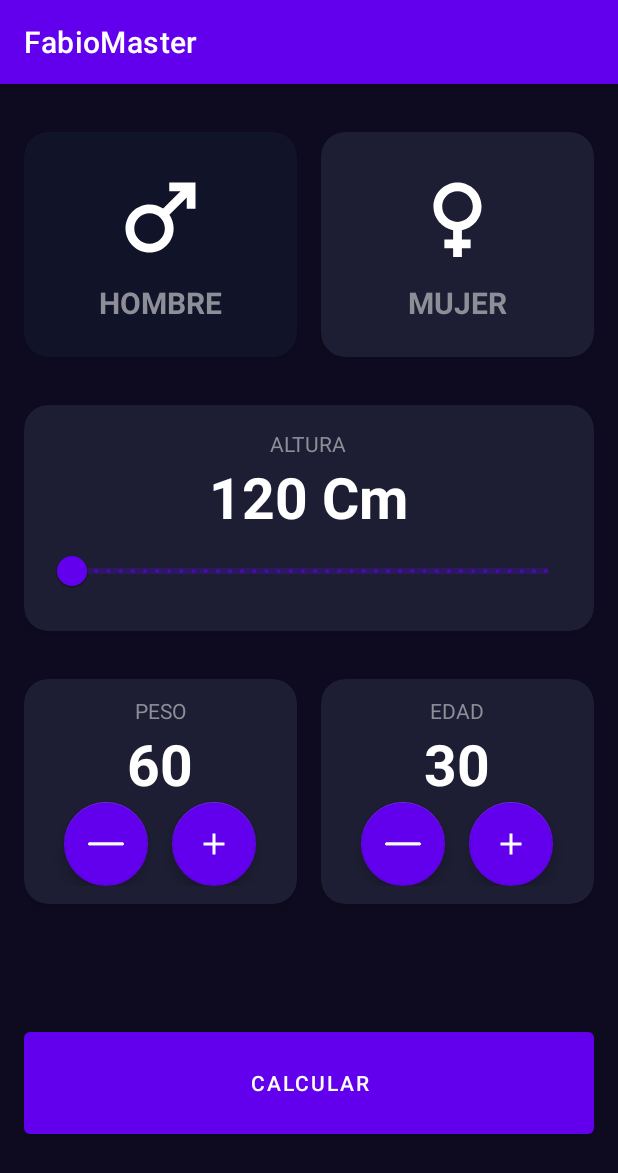
After one commit to FabioMuriel/MiFirstApp, an Android app: the imcCalculatorActivity screen opened directly, with no data from a screen before it, on a phone screen of 412 x 824 dp. The commit adds this screen. Shown: the top 1173 px of the screen. Run offline under Robolectric (Android 15) with nearby library versions, the phone set to English and light mode, and no system bars.

Commit message:
Avances Imc Ap p 80%

```diff
--- a/app/src/main/AndroidManifest.xml
+++ b/app/src/main/AndroidManifest.xml
@@ -13,6 +13,9 @@
         android:theme="@style/Theme.FabioMaster"
         tools:targetApi="31">
         <activity
+            android:name=".imccalculator.imcCalculatorActivity"
+            android:exported="false" />
+        <activity
             android:name=".MenuActivity"
             android:exported="true">
             <intent-filter>
@@ -26,8 +29,7 @@
             android:exported="false" />
         <activity
             android:name=".firstapp.FisrtAppActivity"
-            android:exported="true">
-        </activity>
+            android:exported="true"></activity>
     </application>
 
 </manifest>
--- a/app/src/main/java/com/example/fabiomaster/MenuActivity.kt
+++ b/app/src/main/java/com/example/fabiomaster/MenuActivity.kt
@@ -5,14 +5,22 @@ import android.os.Bundle
 import android.widget.Button
 import androidx.appcompat.app.AppCompatActivity
 import com.example.fabiomaster.firstapp.FisrtAppActivity
+import com.example.fabiomaster.imccalculator.imcCalculatorActivity
 
 class MenuActivity : AppCompatActivity() {
     override fun onCreate(savedInstanceState: Bundle?) {
         super.onCreate(savedInstanceState)
         setContentView(R.layout.activity_menu)
         val btnSaluApp = findViewById<Button>(R.id.btnSaluApp)
+        val btnImcApp = findViewById<Button>(R.id.btnImcApp)
 
         btnSaluApp.setOnClickListener { navigateToSaludaApp() }
+        btnImcApp.setOnClickListener { navigateTobtnImcApp() }
+    }
+
+    private fun navigateTobtnImcApp() {
+        val intent = Intent(this, imcCalculatorActivity::class.java)
+        startActivity(intent)
     }
 
     private fun navigateToSaludaApp() {
--- /dev/null
+++ b/app/src/main/java/com/example/fabiomaster/imccalculator/imcCalculatorActivity.kt
@@ -0,0 +1,131 @@
+package com.example.fabiomaster.imccalculator
+
+import android.os.Bundle
+import android.widget.Button
+import android.widget.TextView
+import androidx.appcompat.app.AppCompatActivity
+import androidx.cardview.widget.CardView
+import androidx.core.content.ContextCompat
+import com.example.fabiomaster.R
+import com.google.android.material.floatingactionbutton.FloatingActionButton
+import com.google.android.material.slider.RangeSlider
+import java.text.DecimalFormat
+
+class imcCalculatorActivity : AppCompatActivity() {
+
+    private var isMaleSelected: Boolean = true;
+    private var isFemaleSelected: Boolean = false;
+    private var currentWeight: Int = 60;
+    private var currentAge: Int = 30;
+
+    private lateinit var viewMale: CardView;
+    private lateinit var viewFemale: CardView;
+    private lateinit var tvHeight: TextView;
+    private lateinit var rsHeight: RangeSlider;
+    private lateinit var btnSubtractWeight: FloatingActionButton;
+    private lateinit var btnPlusWeight: FloatingActionButton;
+    private lateinit var tvWeight: TextView;
+    private lateinit var btnSubtractAge: FloatingActionButton;
+    private lateinit var btnPlusAge: FloatingActionButton;
+    private lateinit var tvAge: TextView;
+    private lateinit var btnCalculate: Button;
+
+    override fun onCreate(savedInstanceState: Bundle?) {
+        super.onCreate(savedInstanceState)
+        setContentView(R.layout.activity_imc_calculator)
+        initComponent()
+        initListeners()
+        initUi()
+    }
+
+    private fun initComponent() {
+        viewMale = findViewById(R.id.viewMale);
+        viewFemale = findViewById(R.id.viewFemale);
+        tvHeight = findViewById(R.id.tvHeight);
+        rsHeight = findViewById(R.id.rsHeight);
+        btnSubtractWeight = findViewById(R.id.btnSubtractWeight)
+        btnPlusWeight = findViewById(R.id.btnPlusWeight)
+        tvWeight = findViewById(R.id.tvWeight)
+        btnSubtractAge = findViewById(R.id.btnSubtractAge)
+        btnPlusAge = findViewById(R.id.btnPlusAge)
+        tvAge = findViewById(R.id.tvAge)
+        btnCalculate = findViewById(R.id.btnCalculate);
+    }
+
+    private fun initListeners() {
+        viewMale.setOnClickListener {
+            if (!isMaleSelected) {
+                changeGender()
+                setGenderColor()
+            }
+        }
+        viewFemale.setOnClickListener {
+            if (!isFemaleSelected) {
+                changeGender()
+                setGenderColor()
+            }
+        }
+
+        rsHeight.addOnChangeListener { _, value, fromUser ->
+            val df = DecimalFormat("#.##")
+            val result = df.format(value)
+            tvHeight.text = "$result Cm";
+        }
+
+        btnPlusWeight.setOnClickListener {
+            currentWeight++
+            setWeight()
+        }
+        btnSubtractWeight.setOnClickListener {
+            currentWeight--
+            setWeight()
+        }
+
+        btnPlusAge.setOnClickListener {
+            currentAge++
+            setAge()
+        }
+        btnSubtractAge.setOnClickListener {
+            currentAge--
+            setAge()
+        }
+
+        btnCalculate.setOnClickListener {  }
+    }
+
+    private fun setAge() {
+        tvAge.text = currentAge.toString()
+    }
+
+    private fun setWeight() {
+        tvWeight.text = currentWeight.toString()
+    }
+
+    private fun changeGender() {
+        isMaleSelected = !isMaleSelected;
+        isFemaleSelected = !isFemaleSelected;
+    }
+
+    private fun setGenderColor() {
+        viewMale.setCardBackgroundColor(getBackgroundColor(isMaleSelected))
+        viewFemale.setCardBackgroundColor(getBackgroundColor(isFemaleSelected))
+    }
+
+    private fun getBackgroundColor(isSelectedComponent: Boolean): Int {
+        val colorReference = if (isSelectedComponent) {
+            R.color.background_component_selected
+
+        } else {
+            R.color.background_component
+        }
+
+        return ContextCompat.getColor(this, colorReference)
+    }
+
+    private fun initUi() {
+        setGenderColor()
+        setWeight()
+        setAge()
+    }
+
+}
--- /dev/null
+++ b/app/src/main/res/drawable/ic_female.xml
@@ -0,0 +1,5 @@
+<vector android:height="800dp" android:tint="#000000"
+    android:viewportHeight="24" android:viewportWidth="24"
+    android:width="800dp" xmlns:android="http://schemas.android.com/apk/res/android">
+    <path android:fillColor="@android:color/white" android:pathData="M17.5,9.5C17.5,6.46 15.04,4 12,4S6.5,6.46 6.5,9.5c0,2.7 1.94,4.93 4.5,5.4V17H9v2h2v2h2v-2h2v-2h-2v-2.1C15.56,14.43 17.5,12.2 17.5,9.5zM8.5,9.5C8.5,7.57 10.07,6 12,6s3.5,1.57 3.5,3.5S13.93,13 12,13S8.5,11.43 8.5,9.5z"/>
+</vector>
--- /dev/null
+++ b/app/src/main/res/drawable/ic_male.xml
@@ -0,0 +1,5 @@
+<vector android:height="800dp" android:tint="#000000"
+    android:viewportHeight="24" android:viewportWidth="24"
+    android:width="800dp" xmlns:android="http://schemas.android.com/apk/res/android">
+    <path android:fillColor="@android:color/white" android:pathData="M9.5,11c1.93,0 3.5,1.57 3.5,3.5S11.43,18 9.5,18S6,16.43 6,14.5S7.57,11 9.5,11zM9.5,9C6.46,9 4,11.46 4,14.5S6.46,20 9.5,20s5.5,-2.46 5.5,-5.5c0,-1.16 -0.36,-2.23 -0.97,-3.12L18,7.42V10h2V4h-6v2h2.58l-3.97,3.97C11.73,9.36 10.66,9 9.5,9z"/>
+</vector>
--- /dev/null
+++ b/app/src/main/res/drawable/ic_plus.xml
@@ -0,0 +1,5 @@
+<vector android:height="800dp" android:tint="#000000"
+    android:viewportHeight="24" android:viewportWidth="24"
+    android:width="800dp" xmlns:android="http://schemas.android.com/apk/res/android">
+    <path android:fillColor="@android:color/white" android:pathData="M19,13h-6v6h-2v-6H5v-2h6V5h2v6h6v2z"/>
+</vector>
--- /dev/null
+++ b/app/src/main/res/drawable/ic_subtract.xml
@@ -0,0 +1,11 @@
+<vector android:height="800dp" android:viewportHeight="256"
+    android:viewportWidth="256" android:width="800dp" xmlns:android="http://schemas.android.com/apk/res/android">
+    <path android:fillColor="#1D1D1B" android:fillType="nonZero"
+        android:pathData="M244.47,137.69l-233.23,0C5.81,137.69 1.41,133.29 1.41,127.86s4.4,-9.84 9.84,-9.84l233.23,0c5.43,0 9.84,4.4 9.84,9.84S249.9,137.69 244.47,137.69z"
+        android:strokeColor="#00000000" android:strokeLineCap="butt"
+        android:strokeLineJoin="miter" android:strokeWidth="2.81"/>
+    <path android:fillColor="#1D1D1B" android:fillType="nonZero"
+        android:pathData="M244.47,137.69l-233.23,0C5.81,137.69 1.41,133.29 1.41,127.86s4.4,-9.84 9.84,-9.84l233.23,0c5.43,0 9.84,4.4 9.84,9.84S249.9,137.69 244.47,137.69z"
+        android:strokeColor="#00000000" android:strokeLineCap="butt"
+        android:strokeLineJoin="miter" android:strokeWidth="2.81"/>
+</vector>
--- /dev/null
+++ b/app/src/main/res/layout/activity_imc_calculator.xml
@@ -0,0 +1,270 @@
+<?xml version="1.0" encoding="utf-8"?>
+<androidx.constraintlayout.widget.ConstraintLayout xmlns:android="http://schemas.android.com/apk/res/android"
+    xmlns:app="http://schemas.android.com/apk/res-auto"
+    xmlns:tools="http://schemas.android.com/tools"
+    android:layout_width="match_parent"
+    android:layout_height="match_parent"
+    android:background="@color/background_app"
+    android:paddingHorizontal="16dp"
+    android:paddingVertical="32dp"
+    tools:context=".imccalculator.imcCalculatorActivity">
+
+    <androidx.cardview.widget.CardView
+        android:id="@+id/viewMale"
+        android:layout_width="0dp"
+        android:layout_height="150dp"
+        android:layout_marginEnd="16dp"
+        app:cardBackgroundColor="@color/background_component_selected"
+        app:cardCornerRadius="16dp"
+        app:layout_constraintEnd_toStartOf="@+id/viewFemale"
+        app:layout_constraintStart_toStartOf="parent"
+        app:layout_constraintTop_toTopOf="parent">
+
+        <androidx.appcompat.widget.LinearLayoutCompat
+            android:layout_width="match_parent"
+            android:layout_height="match_parent"
+            android:gravity="center"
+            android:orientation="vertical">
+
+            <ImageView
+                android:layout_width="70dp"
+                android:layout_height="70dp"
+                android:src="@drawable/ic_male"
+                app:tint="@color/white" />
+
+            <TextView
+                android:layout_width="wrap_content"
+                android:layout_height="wrap_content"
+                android:layout_marginTop="8dp"
+                android:text="@string/male"
+                android:textAllCaps="true"
+                android:textColor="@color/title_text"
+                android:textSize="20sp"
+                android:textStyle="bold" />
+
+        </androidx.appcompat.widget.LinearLayoutCompat>
+
+    </androidx.cardview.widget.CardView>
+
+    <androidx.cardview.widget.CardView
+        android:id="@+id/viewFemale"
+        android:layout_width="0dp"
+        android:layout_height="150dp"
+        app:cardBackgroundColor="@color/background_component"
+        app:cardCornerRadius="16dp"
+        app:layout_constraintEnd_toEndOf="parent"
+        app:layout_constraintStart_toEndOf="@+id/viewMale"
+        app:layout_constraintTop_toTopOf="parent">
+
+        <androidx.appcompat.widget.LinearLayoutCompat
+            android:layout_width="match_parent"
+            android:layout_height="match_parent"
+            android:gravity="center"
+            android:orientation="vertical">
+
+            <ImageView
+                android:layout_width="70dp"
+                android:layout_height="70dp"
+                android:src="@drawable/ic_female"
+                app:tint="@color/white" />
+
+            <TextView
+                android:layout_width="wrap_content"
+                android:layout_height="wrap_content"
+                android:layout_marginTop="8dp"
+                android:text="@string/female"
+                android:textAllCaps="true"
+                android:textColor="@color/title_text"
+                android:textSize="20sp"
+                android:textStyle="bold" />
+
+        </androidx.appcompat.widget.LinearLayoutCompat>
+
+    </androidx.cardview.widget.CardView>
+
+    <androidx.cardview.widget.CardView
+        android:id="@+id/viewHeight"
+        android:layout_width="0dp"
+        android:layout_height="wrap_content"
+        android:layout_marginTop="32dp"
+        app:cardBackgroundColor="@color/background_component"
+        app:cardCornerRadius="16dp"
+        app:layout_constraintEnd_toEndOf="parent"
+        app:layout_constraintStart_toStartOf="parent"
+        app:layout_constraintTop_toBottomOf="@+id/viewMale">
+
+        <androidx.appcompat.widget.LinearLayoutCompat
+            android:layout_width="match_parent"
+            android:layout_height="wrap_content"
+            android:layout_margin="16dp"
+            android:gravity="center"
+            android:orientation="vertical">
+
+            <TextView
+                android:layout_width="wrap_content"
+                android:layout_height="wrap_content"
+                android:text="@string/height"
+                android:textAllCaps="true"
+                android:textColor="@color/title_text" />
+
+            <TextView
+                android:id="@+id/tvHeight"
+                android:layout_width="wrap_content"
+                android:layout_height="wrap_content"
+                android:text="120 Cm"
+                android:textColor="@color/white"
+                android:textSize="38sp"
+                android:textStyle="bold" />
+
+            <com.google.android.material.slider.RangeSlider
+                android:id="@+id/rsHeight"
+                android:layout_width="match_parent"
+                android:layout_height="wrap_content"
+                android:stepSize="1"
+                android:valueFrom="120"
+                android:valueTo="200" />
+
+        </androidx.appcompat.widget.LinearLayoutCompat>
+
+
+    </androidx.cardview.widget.CardView>
+
+    <androidx.cardview.widget.CardView
+        android:id="@+id/viewWeight"
+        android:layout_width="0dp"
+        android:layout_height="150dp"
+        android:layout_marginTop="32dp"
+        android:layout_marginEnd="16dp"
+        app:cardBackgroundColor="@color/background_component"
+        app:cardCornerRadius="16dp"
+        app:layout_constraintEnd_toStartOf="@+id/viewAge"
+        app:layout_constraintStart_toStartOf="parent"
+        app:layout_constraintTop_toBottomOf="@+id/viewHeight">
+
+        <androidx.appcompat.widget.LinearLayoutCompat
+            android:layout_width="match_parent"
+            android:layout_height="match_parent"
+            android:gravity="center"
+            android:orientation="vertical">
+
+            <TextView
+                android:layout_width="wrap_content"
+                android:layout_height="wrap_content"
+                android:text="@string/weight"
+                android:textAllCaps="true"
+                android:textColor="@color/title_text" />
+
+            <TextView
+                android:id="@+id/tvWeight"
+                android:layout_width="wrap_content"
+                android:layout_height="wrap_content"
+                android:textColor="@color/white"
+                android:textSize="38sp"
+                android:textStyle="bold"
+                tools:text="60" />
+
+            <androidx.appcompat.widget.LinearLayoutCompat
+                android:layout_width="match_parent"
+                android:layout_height="wrap_content"
+                android:gravity="center"
+                android:orientation="horizontal">
+
+                <com.google.android.material.floatingactionbutton.FloatingActionButton
+                    android:id="@+id/btnSubtractWeight"
+                    android:layout_width="wrap_content"
+                    android:layout_height="wrap_content"
+                    android:layout_marginEnd="16dp"
+                    android:src="@drawable/ic_subtract"
+                    app:backgroundTint="@color/background_fab"
+                    app:tint="@color/white" />
+
+                <com.google.android.material.floatingactionbutton.FloatingActionButton
+                    android:id="@+id/btnPlusWeight"
+                    android:layout_width="wrap_content"
+                    android:layout_height="wrap_content"
+                    android:src="@drawable/ic_plus"
+                    app:backgroundTint="@color/background_fab"
+                    app:tint="@color/white" />
+
+            </androidx.appcompat.widget.LinearLayoutCompat>
+
+
+        </androidx.appcompat.widget.LinearLayoutCompat>
+
+    </androidx.cardview.widget.CardView>
+
+    <androidx.cardview.widget.CardView
+        android:id="@+id/viewAge"
+        android:layout_width="0dp"
+        android:layout_height="150dp"
+        android:layout_marginTop="32dp"
+        app:cardBackgroundColor="@color/background_component"
+        app:cardCornerRadius="16dp"
+        app:layout_constraintEnd_toEndOf="parent"
+        app:layout_constraintStart_toEndOf="@+id/viewWeight"
+        app:layout_constraintTop_toBottomOf="@+id/viewHeight">
+
+        <androidx.appcompat.widget.LinearLayoutCompat
+            android:layout_width="match_parent"
+            android:layout_height="match_parent"
+            android:gravity="center"
+            android:orientation="vertical">
+
+            <TextView
+                android:layout_width="wrap_content"
+                android:layout_height="wrap_content"
+                android:text="@string/age"
+                android:textAllCaps="true"
+                android:textColor="@color/title_text" />
+
+            <TextView
+                android:id="@+id/tvAge"
+                android:layout_width="wrap_content"
+                android:layout_height="wrap_content"
+                android:textColor="@color/white"
+                android:textSize="38sp"
+                android:textStyle="bold"
+                tools:text="60" />
+
+            <androidx.appcompat.widget.LinearLayoutCompat
+                android:layout_width="match_parent"
+                android:layout_height="wrap_content"
+                android:gravity="center"
+                android:orientation="horizontal">
+
+                <com.google.android.material.floatingactionbutton.FloatingActionButton
+                    android:id="@+id/btnSubtractAge"
+                    android:layout_width="wrap_content"
+                    android:layout_height="wrap_content"
+                    android:layout_marginEnd="16dp"
+                    android:src="@drawable/ic_subtract"
+                    app:backgroundTint="@color/background_fab"
+                    app:tint="@color/white" />
+
+                <com.google.android.material.floatingactionbutton.FloatingActionButton
+                    android:id="@+id/btnPlusAge"
+                    android:layout_width="wrap_content"
+                    android:layout_height="wrap_content"
+                    android:src="@drawable/ic_plus"
+                    app:backgroundTint="@color/background_fab"
+                    app:tint="@color/white" />
+
+            </androidx.appcompat.widget.LinearLayoutCompat>
+
+        </androidx.appcompat.widget.LinearLayoutCompat>
+
+
+    </androidx.cardview.widget.CardView>
+
+    <Button
+        android:id="@+id/btnCalculate"
+        android:layout_width="0dp"
+        android:layout_height="80dp"
+        app:layout_constraintStart_toStartOf="parent"
+        app:layout_constraintEnd_toEndOf="parent"
+        app:layout_constraintBottom_toBottomOf="parent"
+        android:text="@string/calculate"
+        android:layout_marginBottom="30dp"
+        />
+
+</androidx.constraintlayout.widget.ConstraintLayout>
--- a/app/src/main/res/layout/activity_menu.xml
+++ b/app/src/main/res/layout/activity_menu.xml
@@ -12,4 +12,11 @@
         android:layout_width="match_parent"
         android:layout_height="wrap_content"
         android:text="SaludApp" />
+
+    <Button
+        android:id="@+id/btnImcApp"
+        android:layout_width="match_parent"
+        android:layout_height="wrap_content"
+        android:text="IMC App" />
+
 </LinearLayout>
--- a/app/src/main/res/values/colors.xml
+++ b/app/src/main/res/values/colors.xml
@@ -7,4 +7,12 @@
     <color name="teal_700">#FF018786</color>
     <color name="black">#FF000000</color>
     <color name="white">#FFFFFFFF</color>
+
+    <color name="background_component">#1D1E33</color>
+    <color name="background_component_selected">#FF111328</color>
+    <color name="background_app">#0E0B20</color>
+    <color name="background_button">#EB1555</color>
+    <color name="title_text">#FF8D8E98</color>
+    <color name="background_fab">#FF6200EE</color>
+
 </resources>
--- a/app/src/main/res/values/strings.xml
+++ b/app/src/main/res/values/strings.xml
@@ -1,3 +1,9 @@
 <resources>
     <string name="app_name">FabioMaster</string>
+    <string name="male">Hombre</string>
+    <string name="female">Mujer</string>
+    <string name="height">Altura</string>
+    <string name="weight">Peso</string>
+    <string name="age">Edad</string>
+    <string name="calculate">Calcular</string>
 </resources>
```
